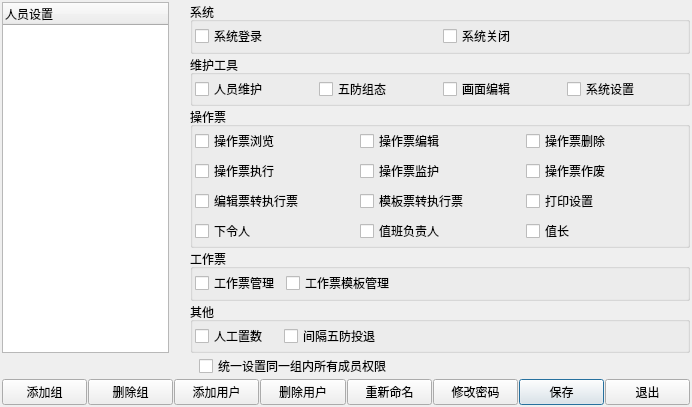
Above: privilegeset.ui from rcswhuang/privilege before the change. Below: the same form after it.
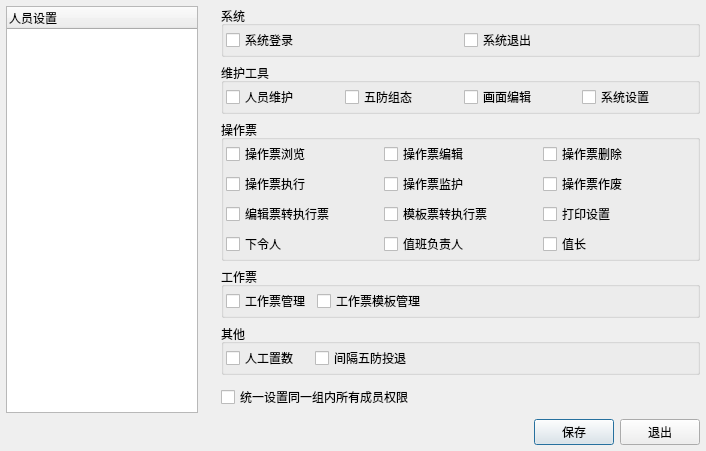
That is the form after the change.

```diff
--- a/privilegeset.ui
+++ b/privilegeset.ui
@@ -6,34 +6,28 @@
    <rect>
     <x>0</x>
     <y>0</y>
-    <width>692</width>
-    <height>407</height>
+    <width>706</width>
+    <height>451</height>
    </rect>
   </property>
   <property name="windowTitle">
    <string>Dialog</string>
   </property>
   <layout class="QVBoxLayout" name="verticalLayout_7">
-   <property name="spacing">
-    <number>1</number>
-   </property>
    <property name="leftMargin">
-    <number>2</number>
+    <number>6</number>
    </property>
    <property name="topMargin">
-    <number>2</number>
+    <number>6</number>
    </property>
    <property name="rightMargin">
-    <number>2</number>
+    <number>6</number>
    </property>
    <property name="bottomMargin">
-    <number>2</number>
+    <number>6</number>
    </property>
    <item>
-    <layout class="QHBoxLayout" name="horizontalLayout_7" stretch="2,0,6">
-     <property name="spacing">
-      <number>-1</number>
-     </property>
+    <layout class="QHBoxLayout" name="horizontalLayout_7" stretch="2,0,5">
      <item>
       <widget class="QTreeWidget" name="treeWidget">
        <column>
@@ -50,8 +44,8 @@
        </property>
        <property name="sizeHint" stdset="0">
         <size>
-         <width>20</width>
-         <height>40</height>
+         <width>17</width>
+         <height>358</height>
         </size>
        </property>
       </spacer>
@@ -88,7 +82,7 @@
             <item>
              <widget class="QCheckBox" name="checkBox_2">
               <property name="text">
-               <string>系统关闭</string>
+               <string>系统退出</string>
               </property>
              </widget>
             </item>
@@ -366,111 +360,58 @@
          </layout>
         </widget>
        </item>
+       <item>
+        <layout class="QHBoxLayout" name="horizontalLayout_6" stretch="3,0,2">
+         <item>
+          <widget class="QCheckBox" name="UnitPrivilegeBox">
+           <property name="text">
+            <string>统一设置同一组内所有成员权限</string>
+           </property>
+          </widget>
+         </item>
+         <item>
+          <widget class="QLabel" name="label">
+           <property name="text">
+            <string/>
+           </property>
+          </widget>
+         </item>
+         <item>
+          <spacer name="horizontalSpacer_4">
+           <property name="orientation">
+            <enum>Qt::Horizontal</enum>
+           </property>
+           <property name="sizeHint" stdset="0">
+            <size>
+             <width>268</width>
+             <height>20</height>
+            </size>
+           </property>
+          </spacer>
+         </item>
+        </layout>
+       </item>
       </layout>
      </item>
     </layout>
    </item>
-   <item>
-    <layout class="QHBoxLayout" name="horizontalLayout_6" stretch="2,3,2">
-     <item>
-      <spacer name="horizontalSpacer_3">
-       <property name="orientation">
-        <enum>Qt::Horizontal</enum>
-       </property>
-       <property name="sizeHint" stdset="0">
-        <size>
-         <width>200</width>
-         <height>20</height>
-        </size>
-       </property>
-      </spacer>
-     </item>
-     <item>
-      <widget class="QCheckBox" name="checkBox_23">
-       <property name="text">
-        <string>统一设置同一组内所有成员权限</string>
-       </property>
-      </widget>
-     </item>
-     <item>
-      <spacer name="horizontalSpacer_4">
-       <property name="orientation">
-        <enum>Qt::Horizontal</enum>
-       </property>
-       <property name="sizeHint" stdset="0">
-        <size>
-         <width>268</width>
-         <height>20</height>
-        </size>
-       </property>
-      </spacer>
-     </item>
-    </layout>
-   </item>
    <item>
     <layout class="QHBoxLayout" name="horizontalLayout_5">
      <item>
-      <widget class="QPushButton" name="pushButton">
-       <property name="text">
-        <string>添加组</string>
+      <spacer name="horizontalSpacer_5">
+       <property name="orientation">
+        <enum>Qt::Horizontal</enum>
        </property>
-       <property name="autoDefault">
-        <bool>false</bool>
+       <property name="sizeHint" stdset="0">
+        <size>
+         <width>40</width>
+         <height>20</height>
+        </size>
        </property>
-      </widget>
+      </spacer>
      </item>
      <item>
-      <widget class="QPushButton" name="pushButton_2">
-       <property name="text">
-        <string>删除组</string>
-       </property>
-       <property name="autoDefault">
-        <bool>false</bool>
-       </property>
-      </widget>
-     </item>
-     <item>
-      <widget class="QPushButton" name="pushButton_4">
-       <property name="text">
-        <string>添加用户</string>
-       </property>
-       <property name="autoDefault">
-        <bool>false</bool>
-       </property>
-      </widget>
-     </item>
-     <item>
-      <widget class="QPushButton" name="pushButton_3">
-       <property name="text">
-        <string>删除用户</string>
-       </property>
-       <property name="autoDefault">
-        <bool>false</bool>
-       </property>
-      </widget>
-     </item>
-     <item>
-      <widget class="QPushButton" name="pushButton_6">
-       <property name="text">
-        <string>重新命名</string>
-       </property>
-       <property name="autoDefault">
-        <bool>false</bool>
-       </property>
-      </widget>
-     </item>
-     <item>
-      <widget class="QPushButton" name="pushButton_5">
-       <property name="text">
-        <string>修改密码</string>
-       </property>
-       <property name="autoDefault">
-        <bool>false</bool>
-       </property>
-      </widget>
-     </item>
-     <item>
-      <widget class="QPushButton" name="pushButton_7">
+      <widget class="QPushButton" name="saveBtn">
        <property name="text">
         <string>保存</string>
        </property>
```
Left out of the diff: 48 changed lines with no effect on the pictures.
